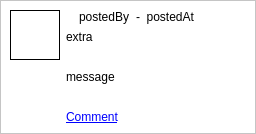
The window that ui/PostItem.ui (dmzdev/stance) describes before a commit, drawn with Qt 5.
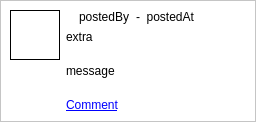
The same window after the commit.

Diff of the .ui file:
```diff
--- a/ui/PostItem.ui
+++ b/ui/PostItem.ui
@@ -7,7 +7,7 @@
     <x>0</x>
     <y>0</y>
     <width>256</width>
-    <height>134</height>
+    <height>122</height>
    </rect>
   </property>
   <property name="sizePolicy">
```
Left out of the diff: 3 changed lines with no effect on the pictures.
